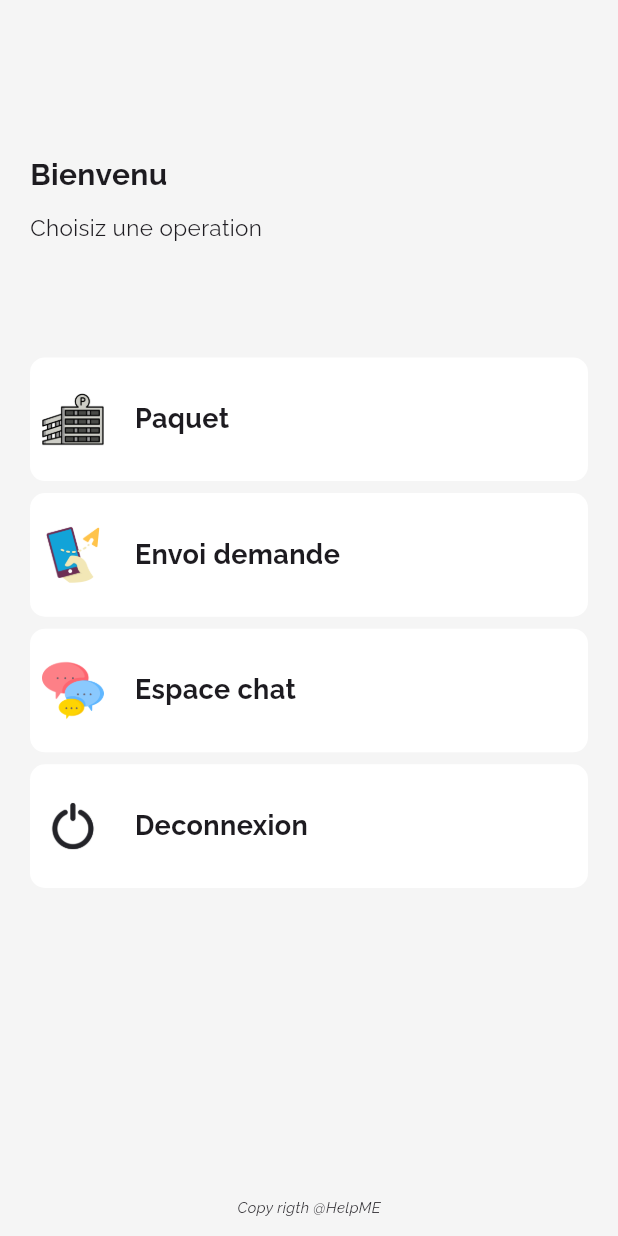
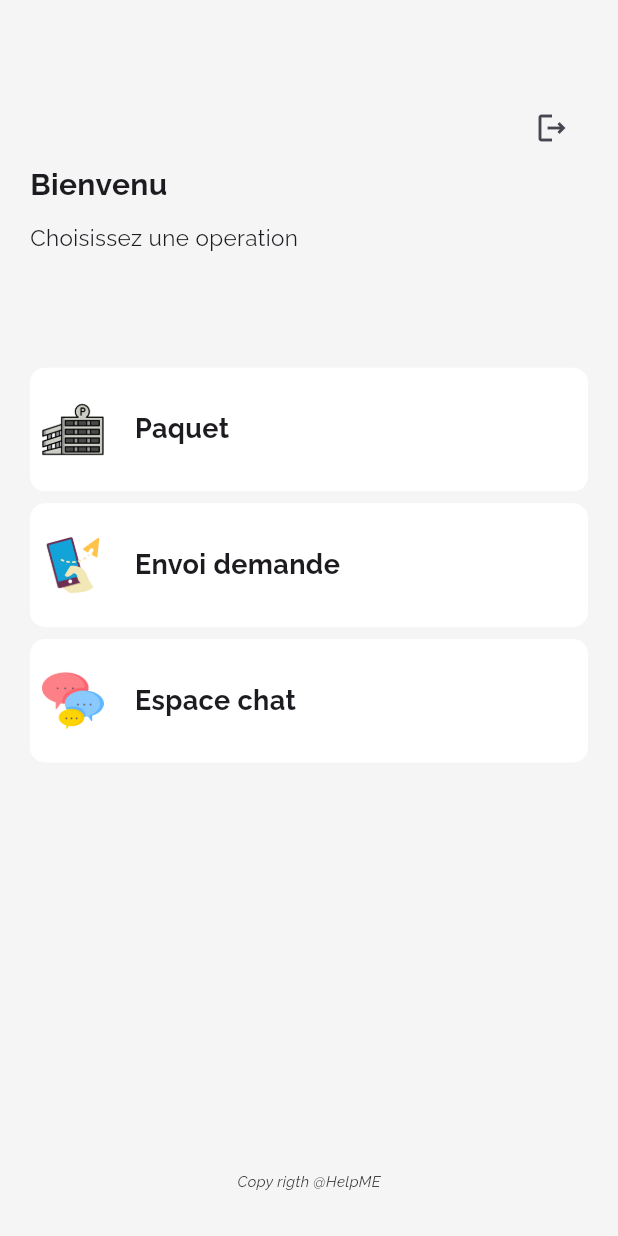
Before and after one commit to jeremiekulondwamihigo/bboxxBack, a Flutter app: the screen it shows after launch, after a tap on "Enregistrer", on a phone screen of 412 x 824 dp. Run offline on Flutter 3.47's test engine with Material 3 defaults, Android fonts, the phone set to English and light mode, and no system bars; our stand-ins replace dio, file_picker, geolocator, google_fonts, hive_flutter, image_picker and 1 more; accounts and stored records are empty; network calls fail.

Commit message:
new version

```diff
--- a/bbox/lib/screen/conversation.dart
+++ b/bbox/lib/screen/conversation.dart
@@ -45,7 +45,6 @@ class _ConversationUiState extends State<ConversationUi> {
   @override
   Widget build(BuildContext context) {
     double screenWidth = MediaQuery.of(context).size.width;
-    double screenHeight = MediaQuery.of(context).size.height;
     return Scaffold(
       backgroundColor: Colors.white,
       appBar: AppBar(
@@ -184,7 +183,7 @@ Widget bas(ReponseId demande, double width) {
   return Container(
     alignment: Alignment.centerLeft,
     width: width * 0.65,
-    decoration: BoxDecoration(color: Colors.red.shade100),
+    decoration: BoxDecoration(color: Colors.grey.shade100),
     child: Padding(
       padding: const EdgeInsets.all(10),
       child: Text(
--- a/bbox/lib/screen/menu.dart
+++ b/bbox/lib/screen/menu.dart
@@ -61,7 +61,17 @@ class _MenuScreenState extends State<MenuScreen> {
             crossAxisAlignment: CrossAxisAlignment.start,
             children: [
               SizedBox(
-                height: screenHeight * 0.1,
+                height: screenHeight * 0.05,
+              ),
+              Row(
+                mainAxisAlignment: MainAxisAlignment.end,
+                children: [
+                  IconButton(
+                      onPressed: () {
+                        delete();
+                      },
+                      icon: const Icon(Icons.logout_outlined))
+                ],
               ),
               Padding(
                 padding: const EdgeInsets.only(bottom: 10),
@@ -74,7 +84,7 @@ class _MenuScreenState extends State<MenuScreen> {
               Padding(
                 padding: const EdgeInsets.only(bottom: 10),
                 child: Text(
-                  'Choisiz une operation',
+                  'Choisissez une operation',
                   style: GoogleFonts.raleway(fontSize: 15),
                 ),
               ),
@@ -128,18 +138,8 @@ class _MenuScreenState extends State<MenuScreen> {
                     img: 'assets/boite-de-discussion.png',
                     text: 'Espace chat'),
               ),
-              GestureDetector(
-                onTap: () {
-                  delete;
-                },
-                child: MenuWidget(
-                    screenHeight: screenHeight,
-                    screenWidth: screenWidth,
-                    img: 'assets/power.png',
-                    text: 'Deconnexion'),
-              ),
               SizedBox(
-                height: screenHeight * 0.24,
+                height: screenHeight * 0.32,
               ),
               Center(
                 child: Text(
```
Also changed, not shown: bbox/lib/model/conversation.dart (+47 -18 lines), bbox/lib/screen/reponse.dart (+5 -4 lines), Images/1701581963429.jpg (added).
